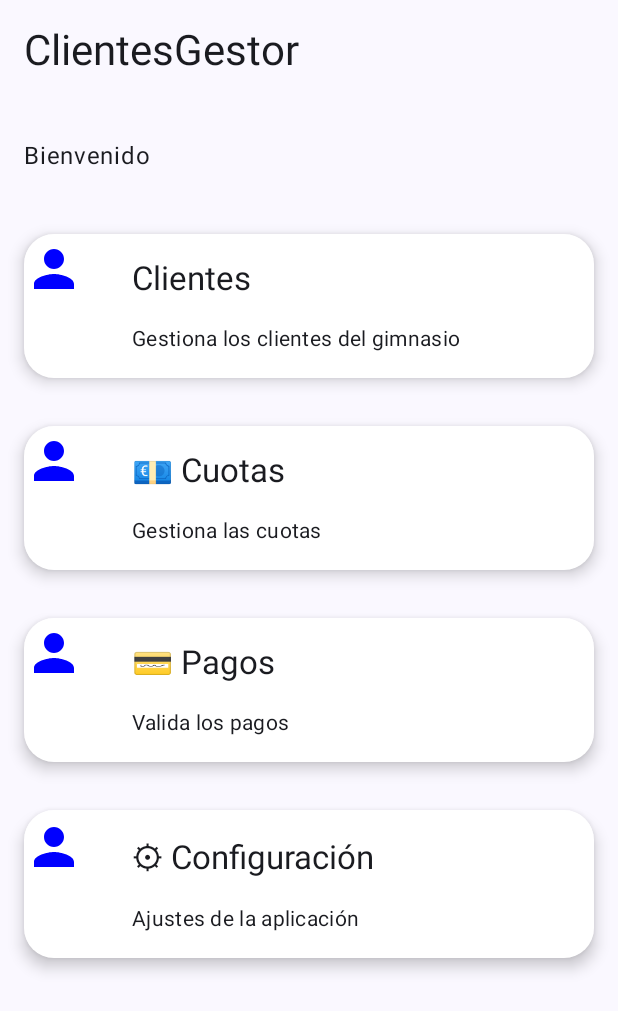
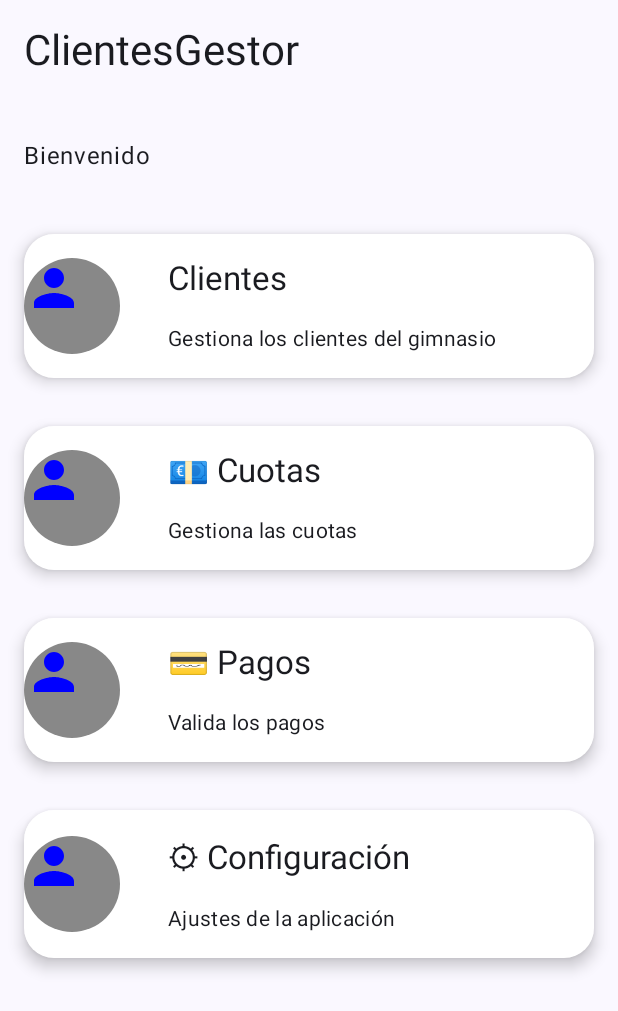
Before and after one commit to Rober-Car/ClientesGestor, an Android app built with Jetpack Compose: the HomeScreen screen opened through its navigation route, on a phone screen of 412 x 824 dp. Shown: the top 1011 px of the screen. Run offline under Robolectric (Android 15) with nearby library versions, the light colour scheme and no system bars.

Commit message:
Primeros pasos con compose 5

```diff
--- a/app/src/main/java/com/roberto/clientesgestor/ui/components/MenuCard.kt
+++ b/app/src/main/java/com/roberto/clientesgestor/ui/components/MenuCard.kt
@@ -1,5 +1,7 @@
 package com.roberto.clientesgestor.ui.components
 
+import androidx.compose.foundation.background
+import androidx.compose.foundation.layout.Box
 import androidx.compose.foundation.layout.Column
 import androidx.compose.foundation.layout.Row
 import androidx.compose.foundation.layout.Spacer
@@ -9,6 +11,7 @@ import androidx.compose.foundation.layout.offset
 import androidx.compose.foundation.layout.padding
 import androidx.compose.foundation.layout.size
 import androidx.compose.foundation.layout.width
+import androidx.compose.foundation.shape.CircleShape
 import androidx.compose.foundation.shape.RoundedCornerShape
 import androidx.compose.material3.Card
 import androidx.compose.material3.MaterialTheme
@@ -21,6 +24,7 @@ import androidx.compose.material.icons.filled.Person
 import androidx.compose.material3.CardDefaults
 import androidx.compose.material3.Icon
 import androidx.compose.ui.Alignment
+import androidx.compose.ui.draw.clip
 import androidx.compose.ui.graphics.Color
 
 @Composable
@@ -89,17 +93,30 @@ fun MenuCard(
              * Uso:
              * Se utiliza para acompañar texto con un símbolo visual.
              */
+          Box(
+
+              modifier = Modifier
+                  .size(64.dp)
+                  .clip(CircleShape)
+                  .background(Color.Gray)
+
+          ) {
+
               Icon(
                   imageVector = Icons.Default.Person,
                   contentDescription = "Clientes",
                   tint = Color.Blue,
                   modifier = Modifier
                       .size(40.dp)
-                    .offset(y = (-25).dp)
+
               )
+          }
+
 
             Spacer(
                 modifier = Modifier.width(16.dp)
+
+
             )
 
             /**
```
Lines whose indentation alone changed are shown as unchanged.
